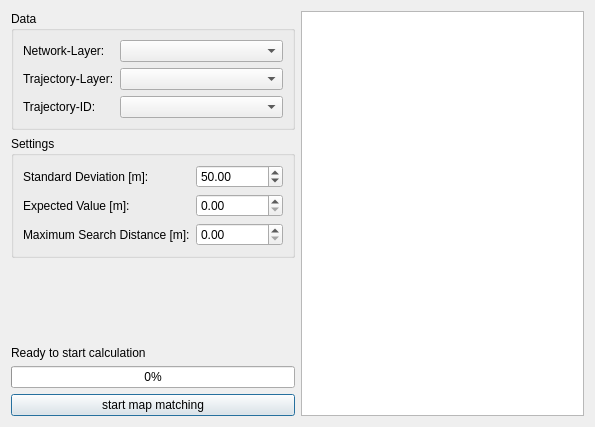
The window that src/offlinemapmatching/offline_map_matching_dialog_base.ui (jagodki/Offline-MapMatching) describes before a commit, drawn with Qt 5.
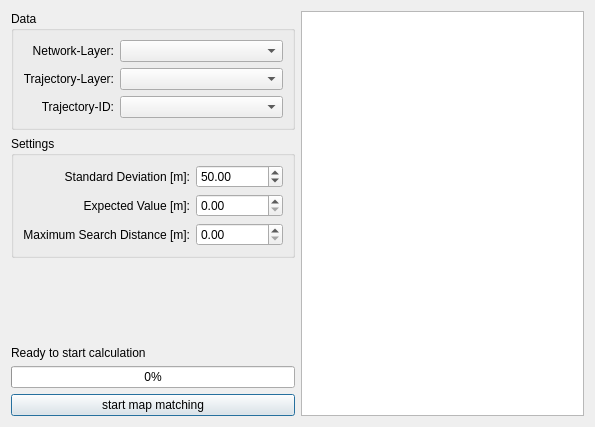
The same window after the commit.

```diff
--- a/src/offlinemapmatching/offline_map_matching_dialog_base.ui
+++ b/src/offlinemapmatching/offline_map_matching_dialog_base.ui
@@ -35,6 +35,9 @@
             <property name="text">
              <string>Network-Layer:</string>
             </property>
+            <property name="alignment">
+             <set>Qt::AlignRight|Qt::AlignTrailing|Qt::AlignVCenter</set>
+            </property>
            </widget>
           </item>
           <item row="0" column="1">
@@ -52,6 +55,9 @@
             <property name="text">
              <string>Trajectory-Layer:</string>
             </property>
+            <property name="alignment">
+             <set>Qt::AlignRight|Qt::AlignTrailing|Qt::AlignVCenter</set>
+            </property>
            </widget>
           </item>
           <item row="1" column="1">
@@ -69,6 +75,9 @@
             <property name="text">
              <string>Trajectory-ID:</string>
             </property>
+            <property name="alignment">
+             <set>Qt::AlignRight|Qt::AlignTrailing|Qt::AlignVCenter</set>
+            </property>
            </widget>
           </item>
           <item row="2" column="1">
@@ -105,6 +114,9 @@
             <property name="text">
              <string>Standard Deviation [m]:</string>
             </property>
+            <property name="alignment">
+             <set>Qt::AlignRight|Qt::AlignTrailing|Qt::AlignVCenter</set>
+            </property>
            </widget>
           </item>
           <item row="1" column="0">
@@ -112,6 +124,9 @@
             <property name="text">
              <string>Expected Value [m]:</string>
             </property>
+            <property name="alignment">
+             <set>Qt::AlignRight|Qt::AlignTrailing|Qt::AlignVCenter</set>
+            </property>
            </widget>
           </item>
           <item row="2" column="0">
@@ -119,6 +134,9 @@
             <property name="text">
              <string>Maximum Search Distance [m]:</string>
             </property>
+            <property name="alignment">
+             <set>Qt::AlignRight|Qt::AlignTrailing|Qt::AlignVCenter</set>
+            </property>
            </widget>
           </item>
           <item row="2" column="1">
```
Left out of the diff: 20 changed lines with no effect on the pictures.
